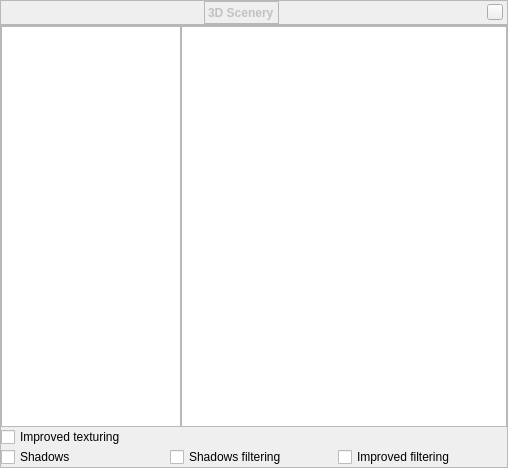
519984307/stellarium_src, file plugins/Scenery3d/src/gui/scenery3dDialog.ui: the form before one commit.
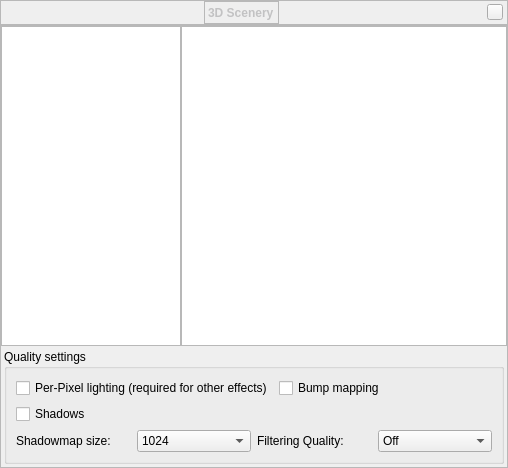
The form after the commit. Custom widgets are drawn as their Qt base class.

Commit message: shader reload now possible + overhaul of config dialog with more settings

What changed in the file:
```diff
--- a/plugins/Scenery3d/src/gui/scenery3dDialog.ui
+++ b/plugins/Scenery3d/src/gui/scenery3dDialog.ui
@@ -307,13 +307,102 @@
          </item>
          <item row="3" column="2">
           <layout class="QVBoxLayout" name="verticalLayout_10">
+           <property name="leftMargin">
+            <number>3</number>
+           </property>
+           <property name="topMargin">
+            <number>3</number>
+           </property>
+           <property name="rightMargin">
+            <number>3</number>
+           </property>
+           <property name="bottomMargin">
+            <number>3</number>
+           </property>
            <item>
+            <widget class="QGroupBox" name="groupBox">
+             <property name="title">
+              <string>Quality settings</string>
+             </property>
+             <layout class="QGridLayout" name="gridLayout">
+              <item row="5" column="0" colspan="2">
+               <layout class="QHBoxLayout" name="horizontalLayout">
+                <item>
+                 <widget class="QLabel" name="label">
+                  <property name="text">
+                   <string>Shadowmap size:</string>
+                  </property>
+                 </widget>
+                </item>
+                <item>
+                 <widget class="QComboBox" name="comboBoxShadowmapSize">
+                  <property name="currentIndex">
+                   <number>2</number>
+                  </property>
+                  <item>
+                   <property name="text">
+                    <string>256</string>
+                   </property>
+                  </item>
+                  <item>
+                   <property name="text">
+                    <string>512</string>
+                   </property>
+                  </item>
+                  <item>
+                   <property name="text">
+                    <string>1024</string>
+                   </property>
+                  </item>
+                  <item>
+                   <property name="text">
+                    <string>2048</string>
+                   </property>
+                  </item>
+                 </widget>
+                </item>
+                <item>
+                 <widget class="QLabel" name="label_2">
+                  <property name="text">
+                   <string>Filtering Quality:</string>
+                  </property>
+                 </widget>
+                </item>
+                <item>
+                 <widget class="QComboBox" name="comboBoxShadowFiltering">
+                  <item>
+                   <property name="text">
+                    <string>Off</string>
+                   </property>
+                  </item>
+                  <item>
+                   <property name="text">
+                    <string>Low</string>
+                   </property>
+                  </item>
+                  <item>
+                   <property name="text">
+                    <string>High (slow)</string>
+                   </property>
+                  </item>
+                 </widget>
+                </item>
+               </layout>
+              </item>
+              <item row="1" column="0">
+               <widget class="QCheckBox" name="checkBoxEnablePixelLight">
+                <property name="text">
+                 <string>Per-Pixel lighting (required for other effects)</string>
+                </property>
+               </widget>
+              </item>
+              <item row="1" column="1">
             <widget class="QCheckBox" name="checkBoxEnableBump">
              <property name="enabled">
               <bool>true</bool>
              </property>
              <property name="text">
-              <string>Improved texturing</string>
+                 <string>Bump mapping</string>
              </property>
              <property name="checked">
               <bool>false</bool>
@@ -323,12 +412,7 @@
              </property>
             </widget>
            </item>
-           <item>
-            <layout class="QHBoxLayout" name="horizontalLayout_3">
-             <property name="leftMargin">
-              <number>0</number>
-             </property>
-             <item>
+              <item row="4" column="0">
               <widget class="QCheckBox" name="checkBoxEnableShadows">
                <property name="enabled">
                 <bool>true</bool>
@@ -344,27 +428,8 @@
                </property>
               </widget>
              </item>
-             <item>
-              <widget class="QCheckBox" name="checkBoxEnableFiltering">
-               <property name="enabled">
-                <bool>true</bool>
-               </property>
-               <property name="text">
-                <string>Shadows filtering</string>
-               </property>
-              </widget>
-             </item>
-             <item>
-              <widget class="QCheckBox" name="checkBoxFilterHQ">
-               <property name="enabled">
-                <bool>true</bool>
-               </property>
-               <property name="text">
-                <string>Improved filtering</string>
-               </property>
-              </widget>
-             </item>
-            </layout>
+             </layout>
+            </widget>
            </item>
           </layout>
          </item>
```
Left out of the diff: 33 changed lines with no effect on the pictures. Lines whose indentation alone changed are shown as unchanged. The commit also changes 6 other files.
